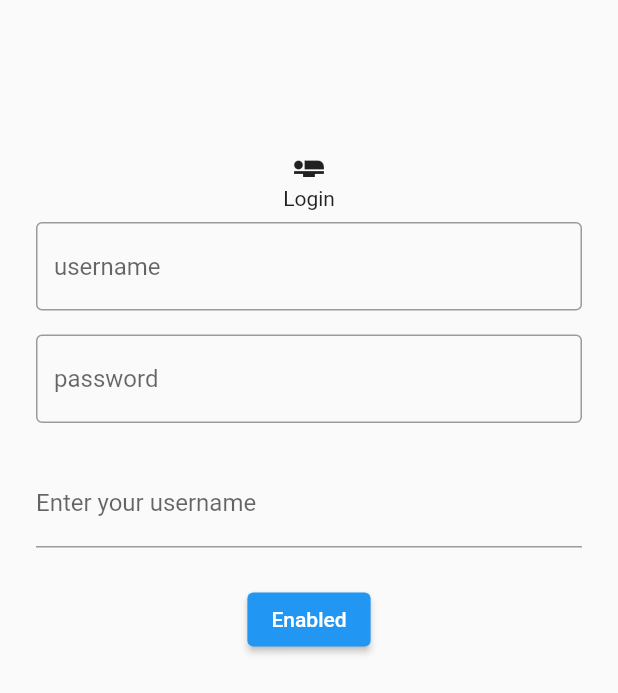
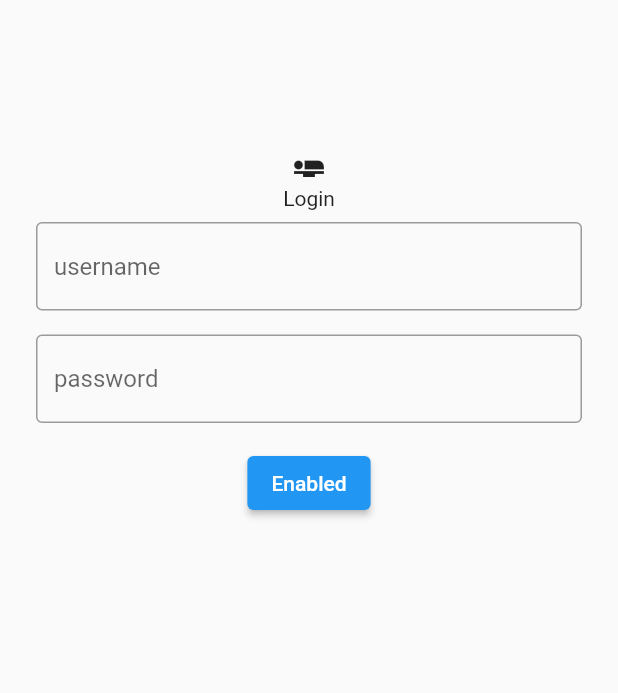
Before and after one commit to amantham20/ParkingPal, a Flutter app: the screen it shows after launch, on a phone screen of 412 x 824 dp. Shown: the top 693 px of the screen. Run offline on Flutter 3.47's test engine with Material 2 defaults, Android fonts, the phone set to English and light mode, and no system bars.

Commit message:
Update login.dart

```diff
--- a/lib/login.dart
+++ b/lib/login.dart
@@ -39,15 +39,6 @@ class _LoginPageState extends State<LoginPage> {
               ),
             ),
             Padding(
-              padding: const EdgeInsets.symmetric(horizontal: 8, vertical: 16),
-              child: TextFormField(
-                decoration: const InputDecoration(
-                  border: UnderlineInputBorder(),
-                  labelText: 'Enter your username',
-                ),
-              ),
-            ),
-            Padding(
               padding: const EdgeInsets.all(8.0),
               child: ElevatedButton(
                 onPressed: () {
```
